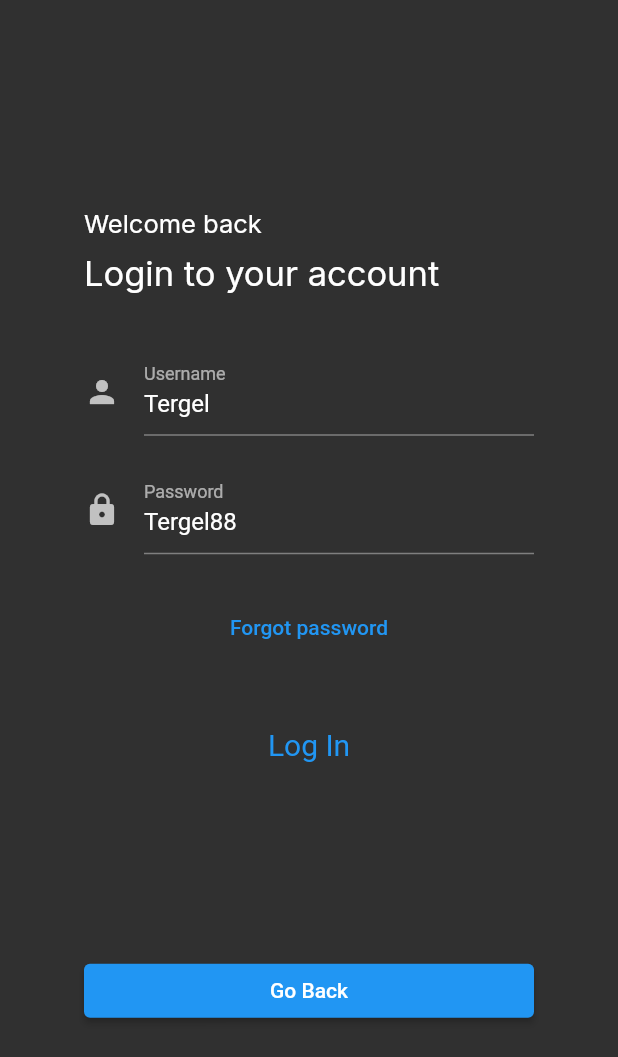
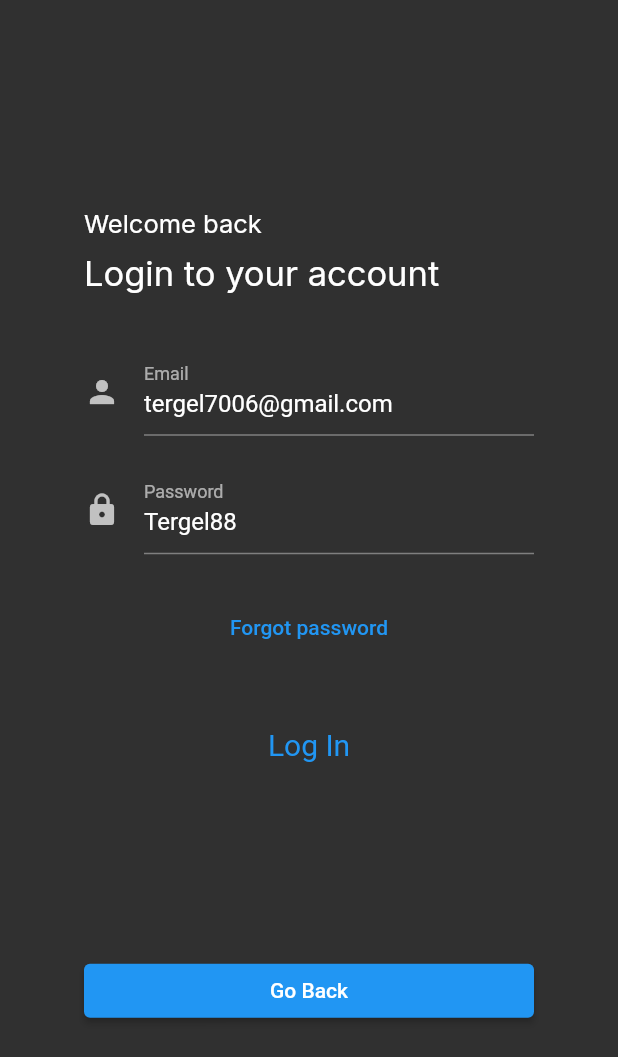
Before and after one commit to TD-Academy/Elf-Hearts-Mobile, a Flutter app: the screen it shows after launch, after a tap on "Sign In", on a phone screen of 412 x 824 dp. Shown: the top 1057 px of the screen. Run offline on Flutter 3.47's test engine with Material 2 defaults, Android fonts, the phone set to English and light mode, and no system bars; our stand-ins replace flutter_secure_storage, google_fonts, lottie; network calls fail.

Commit message:
signIn with email not userName

```diff
--- a/lib/controllers/auth_controller.dart
+++ b/lib/controllers/auth_controller.dart
@@ -101,7 +101,6 @@ class AuthController extends ChangeNotifier {
     try {
       http.Response response = (await postData(body, signInEndpoint))!;
       final responseBody = jsonDecode(response.body);
-      print(response.body);
       AuthResponse authResponse = AuthResponse.fromJson(responseBody);
       final accessToken = authResponse.accessToken;
       final refreshToken = authResponse.refreshToken;
--- a/lib/main.dart
+++ b/lib/main.dart
@@ -1,6 +1,5 @@
 import 'package:flutter/material.dart';
 import 'package:provider/provider.dart';
-import './screens/forgot_password/forgot_pass_page.dart';
 import './screens/loading/loading_page.dart';
 import './screens/otp/verified_page.dart';
 import './screens/start/start_page.dart';
@@ -38,7 +37,6 @@ class MyApp extends StatelessWidget {
         '/signUp': (context) => const SignUpPage(),
         '/otp': (context) => const VerificationPage(),
         '/verified': (context) => const VerifiedPage(),
-        '/forgot_pass': (context) => const ForgotPassPage()
       },
       initialRoute: '/initial',
     );
--- a/lib/models/user_model.dart
+++ b/lib/models/user_model.dart
@@ -23,11 +23,11 @@ class Users {
   Map<String, dynamic> toJson() {
     final Map<String, dynamic> data = <String, dynamic>{};
     (id != null) ? data["id"] = id : null;
-    data["userName"] = userName;
+    (userName != null) ? data["userName"] = userName : null;
+    data["email"] = email;
     data["password"] = password;
     (firstName != null) ? data["firstName"] = firstName : null;
     (lastName != null) ? data["lastName"] = lastName : null;
-    (email != null) ? data["email"] = email : null;
     (phone != null) ? data["phone"] = phone : null;
     (verifyCode != null) ? data["verifyCode"] = verifyCode : null;
     (newPassword != null) ? data["newPassword"] = newPassword : null;
--- a/lib/screens/signIn/components/sign_in_form.dart
+++ b/lib/screens/signIn/components/sign_in_form.dart
@@ -13,17 +13,17 @@ class SignInForm extends StatefulWidget {
 
 class _SignInFormState extends State<SignInForm> {
   String respMes = '';
-  var userNameController = TextEditingController(text: 'Tergel');
+  var emailController = TextEditingController(text: 'tergel7006@gmail.com');
   var passwordController = TextEditingController(text: 'Tergel88');
 
   Future<void> _signIn() async {
-    String userName = userNameController.text.trim();
+    String email = emailController.text.trim();
     String password = passwordController.text.trim();
-    if (userName != '' && password != '') {
+    if (email != '' && password != '') {
       setState(() {
         respMes = '';
       });
-      Users body = Users(userName: userName, password: password);
+      Users body = Users(email: email, password: password);
       var provider = Provider.of<AuthController>(context, listen: false);
       await provider.signIn(body);
       if (provider.isBack) {
@@ -32,6 +32,25 @@ class _SignInFormState extends State<SignInForm> {
     } else {
       setState(() {
         respMes = 'All fields must be filled!';
+      });
+    }
+  }
+
+  Future<void> _sendOtp() async {
+    String email = emailController.text.trim();
+    if (email != '') {
+      setState(() {
+        respMes = '';
+      });
+      Users body = Users(email: email);
+      var provider = Provider.of<AuthController>(context, listen: false);
+      await provider.sendOtp(body);
+      if (provider.isBack) {
+        Navigator.of(context).pushNamed('/otp');
+      }
+    } else {
+      setState(() {
+        respMes = 'Email field must be filled!';
       });
     }
   }
@@ -61,9 +80,9 @@ class _SignInFormState extends State<SignInForm> {
         TextFormField(
           decoration: const InputDecoration(
             icon: Icon(Icons.person),
-            labelText: 'Username',
+            labelText: 'Email',
           ),
-          controller: userNameController,
+          controller: emailController,
         ),
         const SizedBox(height: 20),
         TextFormField(
@@ -76,7 +95,7 @@ class _SignInFormState extends State<SignInForm> {
         const SizedBox(height: 25),
         TextButton(
           onPressed: () {
-            Navigator.of(context).pushNamed('/forgot_pass');
+            _sendOtp();
           },
           child: const Text('Forgot password'),
         ),
```
Also changed, not shown: lib/screens/forgot_password/forgot_pass_page.dart (deleted, +0 -79 lines).
